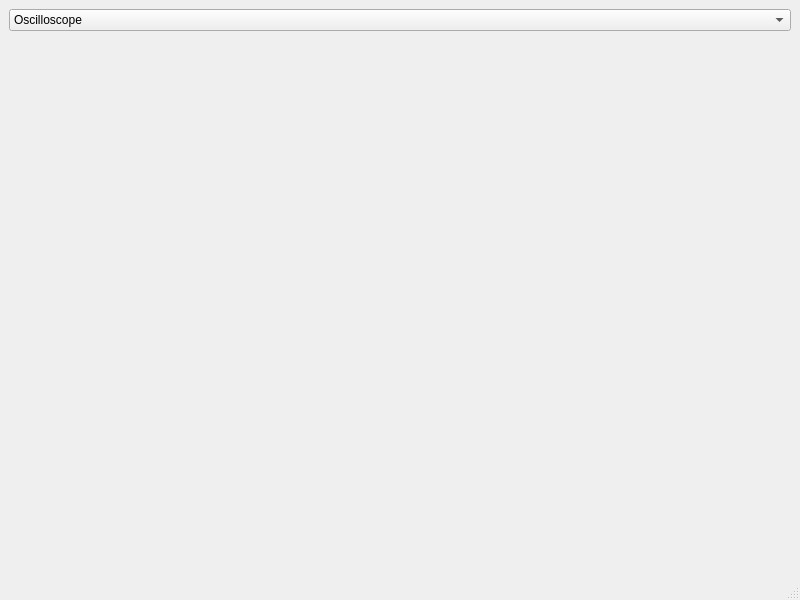
This is mainwindow.ui in ben-cottrell-nz/audioviz as Qt 5 draws it before an edit. The edited form follows.
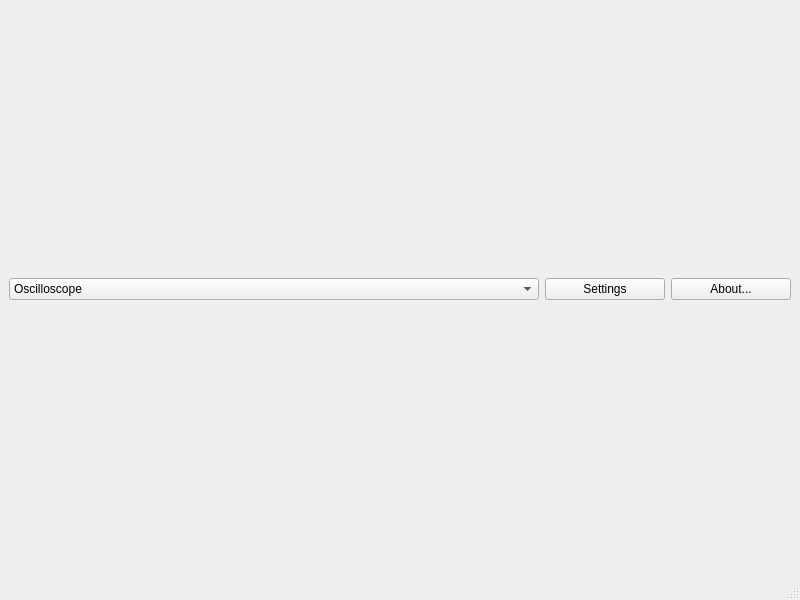
This is the edited form. Icons and pictures are not drawn.

Patch:
```diff
--- a/mainwindow.ui
+++ b/mainwindow.ui
@@ -15,8 +15,16 @@
   </property>
   <widget class="QWidget" name="centralwidget">
    <layout class="QVBoxLayout" name="verticalLayout">
-    <item alignment="Qt::AlignTop">
+    <item>
+     <layout class="QHBoxLayout" name="horizontalLayout">
+      <item>
      <widget class="QComboBox" name="displayModeComboBox">
+        <property name="maximumSize">
+         <size>
+          <width>16777215</width>
+          <height>38</height>
+         </size>
+        </property>
       <item>
        <property name="text">
         <string>Oscilloscope</string>
@@ -29,6 +37,54 @@
       </item>
      </widget>
     </item>
+      <item>
+       <widget class="QPushButton" name="settingsButton">
+        <property name="maximumSize">
+         <size>
+          <width>120</width>
+          <height>16777215</height>
+         </size>
+        </property>
+        <property name="text">
+         <string>Settings</string>
+        </property>
+        <property name="icon">
+         <iconset resource="resources.qrc">
+          <normaloff>:/icons/prefs.svg</normaloff>:/icons/prefs.svg</iconset>
+        </property>
+        <property name="iconSize">
+         <size>
+          <width>32</width>
+          <height>32</height>
+         </size>
+        </property>
+       </widget>
+      </item>
+      <item>
+       <widget class="QPushButton" name="aboutButton">
+        <property name="maximumSize">
+         <size>
+          <width>120</width>
+          <height>16777215</height>
+         </size>
+        </property>
+        <property name="text">
+         <string>About...</string>
+        </property>
+        <property name="icon">
+         <iconset resource="resources.qrc">
+          <normaloff>:/icons/help.svg</normaloff>:/icons/help.svg</iconset>
+        </property>
+        <property name="iconSize">
+         <size>
+          <width>32</width>
+          <height>32</height>
+         </size>
+        </property>
+       </widget>
+      </item>
+     </layout>
+    </item>
    </layout>
   </widget>
   <widget class="QStatusBar" name="statusbar"/>
```
Left out of the diff: 4 changed lines with no effect on the pictures. Lines whose indentation alone changed are shown as unchanged.
